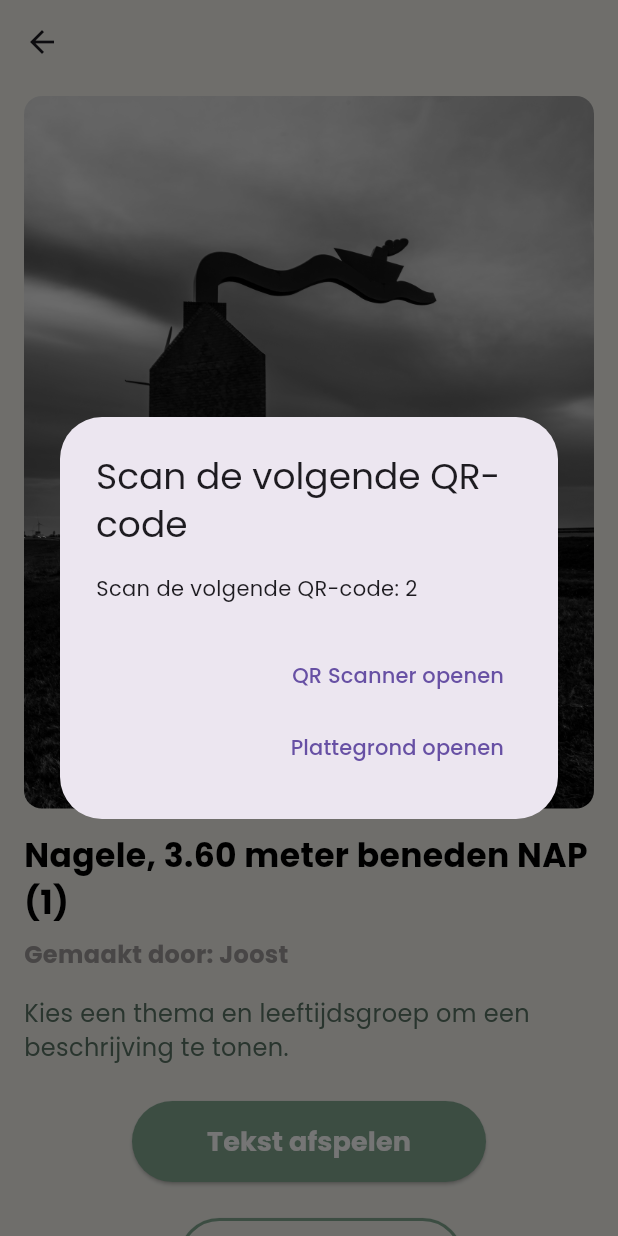
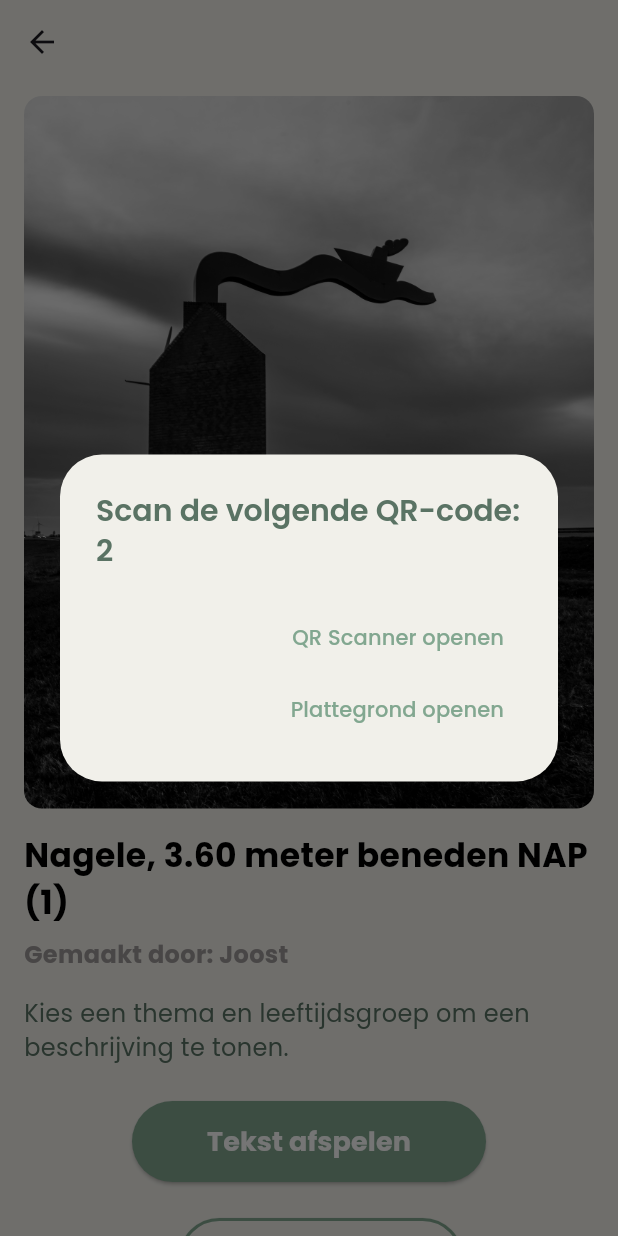
Before and after one commit to elise-halmingh/audiotour_app, a Flutter app: the PhotoPlayScreen screen opened by its route, after a tap on "Volgende", on a phone screen of 412 x 824 dp. Run offline on Flutter 3.47's test engine with Material 3 defaults, Android fonts, the light colour scheme and no system bars; our stand-ins replace flutter_svg, flutter_tts, google_fonts, shared_preferences; missing offline and left inert: mobile_scanner; accounts and stored records are empty.

Commit message:
UI changes

```diff
--- a/lib/components/photo_popup.dart
+++ b/lib/components/photo_popup.dart
@@ -3,7 +3,7 @@ import 'package:flutter/material.dart';
 class PhotoPopup extends StatelessWidget {
   final Map<String, dynamic> photo;
 
-  PhotoPopup({required this.photo});
+  const PhotoPopup({required this.photo});
 
   @override
   Widget build(BuildContext context) {
--- a/lib/screens/home_screen.dart
+++ b/lib/screens/home_screen.dart
@@ -55,7 +55,7 @@ class HomeScreen extends StatelessWidget {
         backgroundColor: const Color(0xfff1f0ea),
         actions: [
           IconButton(
-            icon: const Icon(Icons.edit),
+            icon: const Icon(Icons.settings),
             onPressed: () {
               Navigator.push(
                 context,
--- a/lib/screens/photo_play_screen.dart
+++ b/lib/screens/photo_play_screen.dart
@@ -109,8 +109,15 @@ class _PhotoPlayScreenState extends State<PhotoPlayScreen> {
     showDialog(
       context: context,
       builder: (context) => AlertDialog(
-        title: const Text("Scan de volgende QR-code"),
-        content: Text("Scan de volgende QR-code: $nextQR"),
+        backgroundColor: const Color(0xfff1f0ea),
+        title: Text(
+          "Scan de volgende QR-code: $nextQR",
+          style: const TextStyle(
+            fontSize: 20,
+            fontWeight: FontWeight.w600,
+            color: Color(0xff5A7364),
+          ),
+        ),
         actions: [
           TextButton(
             onPressed: () {
@@ -122,13 +129,23 @@ class _PhotoPlayScreenState extends State<PhotoPlayScreen> {
                 ),
               );
             },
-            child: const Text("QR Scanner openen"),
+            child: const Text(
+              "QR Scanner openen",
+              style: TextStyle(
+                color: Color(0xff82A790),
+              ),
+            ),
           ),
           TextButton(
             onPressed: () {
               Navigator.pop(context);
             },
-            child: const Text("Plattegrond openen"),
+            child: const Text(
+              "Plattegrond openen",
+              style: TextStyle(
+                color: Color(0xff82A790),
+              ),
+            ),
           ),
         ],
       ),
@@ -193,7 +210,6 @@ class _PhotoPlayScreenState extends State<PhotoPlayScreen> {
                     setState(() {
                       isAudioPlaying = true;
                     });
-                    // Roep de functie aan om de tekst af te spelen
                     await _speakText(photoText);
                     setState(() {
                       isAudioPlaying = false;
```
